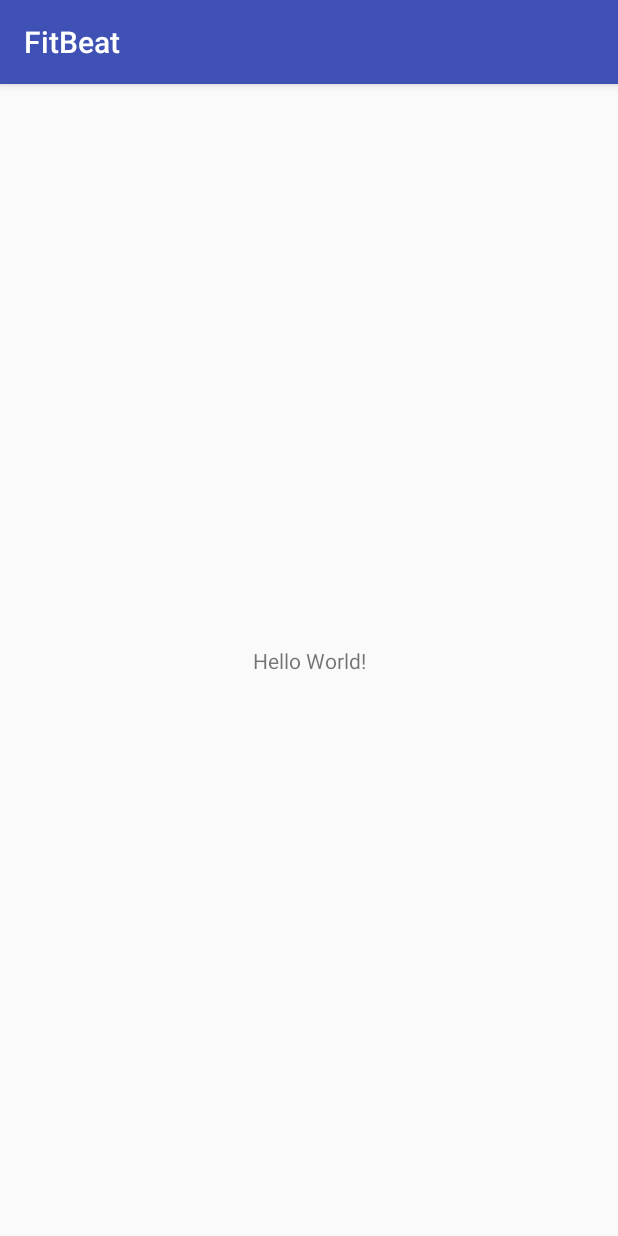
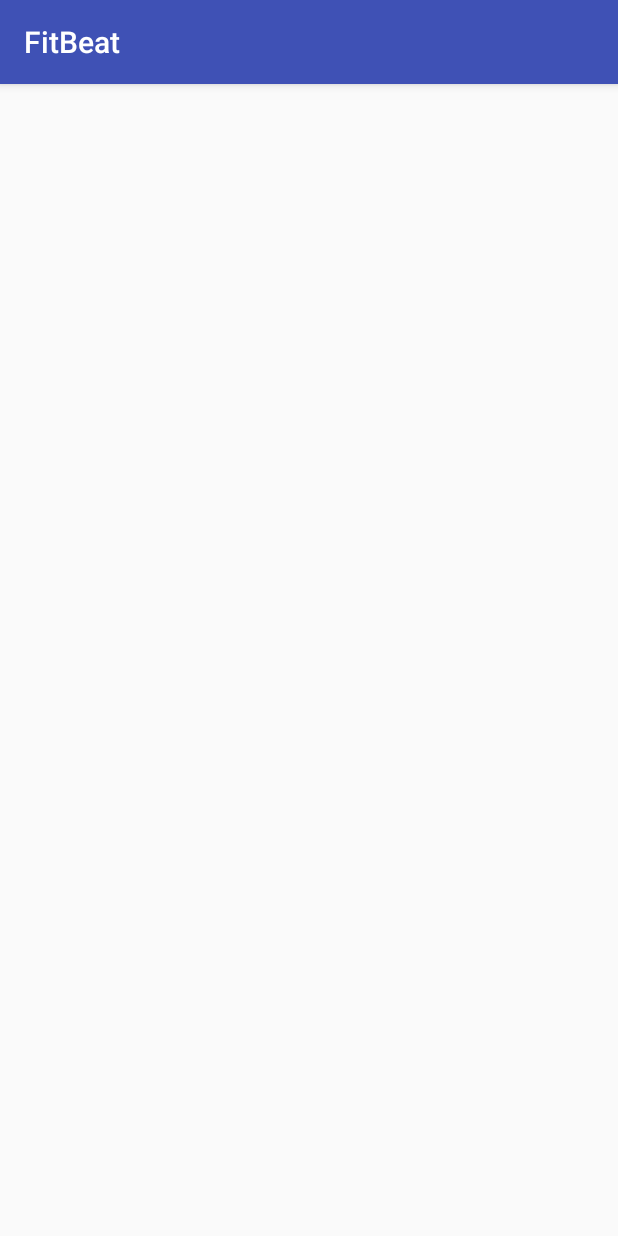
Before and after one commit to Jenny12321/FitBeat-Android, an Android app: the screen it shows after launch (MainActivity), on a phone screen of 412 x 824 dp. Run offline under Robolectric (Android 15) with nearby library versions, the phone set to English and light mode, and no system bars; libraries missing offline, so code that uses them is left out: com.spotify.android; 2 statements that could not run were skipped.

Commit message:
pushed working code

```diff
--- /dev/null
+++ b/app/src/main/java/com/example/michellewong/fitbeat/SpotifyClient.java
@@ -0,0 +1,26 @@
+package com.example.michellewong.fitbeat;
+
+import com.google.gson.JsonObject;
+
+import retrofit2.Call;
+import retrofit2.http.GET;
+import retrofit2.http.Header;
+import retrofit2.http.Path;
+import retrofit2.http.Query;
+
+public interface SpotifyClient {
+
+    // ?market={market}&min_tempo={min_tempo}&max_tempo={max_tempo}&target_tempo={target_tempo}&seed_genres={genres}
+    @GET("/v1/recommendations")
+    Call<JsonObject> loadRecommendations(@Query("market") String market,
+                                         @Query("min_tempo") String min_tempo,
+                                         @Query("max_tempo") String max_tempo,
+                                         @Query("target_tempo") String target_tempo,
+                                         @Query("seed_genres") String seed_genres);
+
+    @GET("/v1/audio-features/{id}")
+    Call<JsonObject> loadSongTempo(@Path("id") String id);
+
+    @GET("/user")
+    Call<UserDetails> getUserDetails(@Header("Authorization") String credentials);
+}
--- a/app/src/main/res/layout/activity_main.xml
+++ b/app/src/main/res/layout/activity_main.xml
@@ -6,13 +6,4 @@
     android:layout_height="match_parent"
     tools:context=".MainActivity">
 
-    <TextView
-        android:layout_width="wrap_content"
-        android:layout_height="wrap_content"
-        android:text="Hello World!"
-        app:layout_constraintBottom_toBottomOf="parent"
-        app:layout_constraintLeft_toLeftOf="parent"
-        app:layout_constraintRight_toRightOf="parent"
-        app:layout_constraintTop_toTopOf="parent" />
-
 </android.support.constraint.ConstraintLayout>
```
Also changed, not shown: app/build.gradle (+10 -1 lines), app/src/main/java/com/example/michellewong/fitbeat/MainActivity.java (+81 -26 lines), app/src/main/java/com/example/michellewong/fitbeat/Song.java (added, +52 -0 lines), app/src/main/java/com/example/michellewong/fitbeat/UserDetails.java (added, +10 -0 lines).
